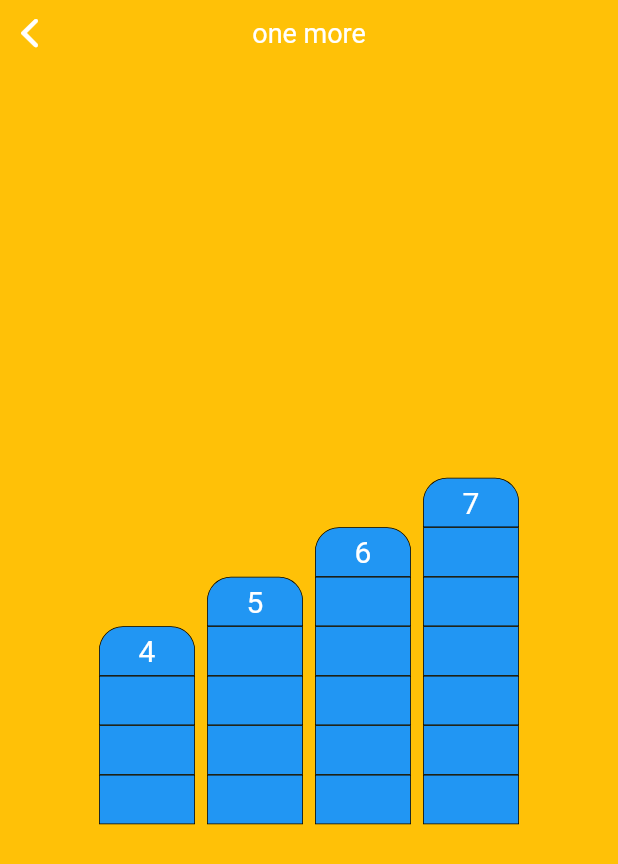
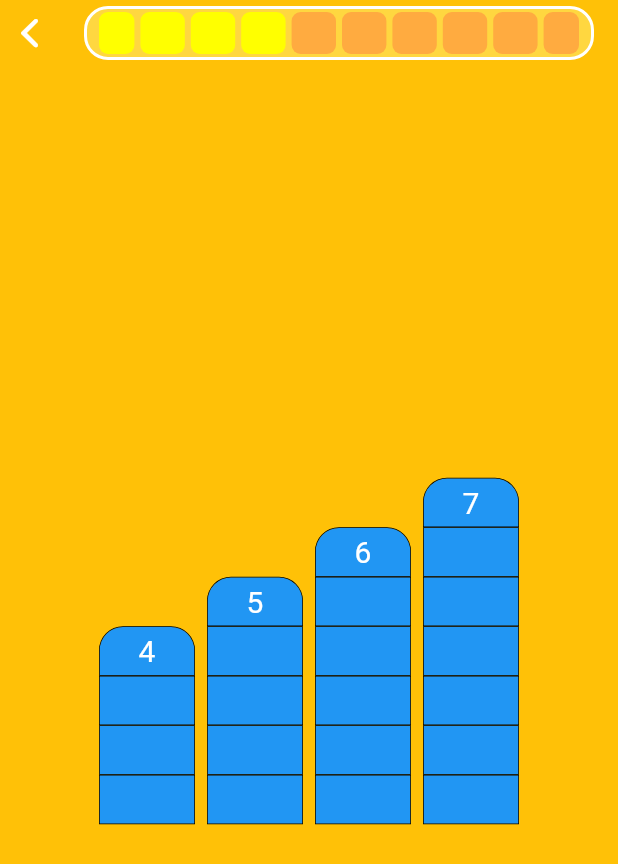
Before and after one commit to KingBo0259/hi_flutter_app, a Flutter app: the OneMorePage screen opened by its route, on a phone screen of 412 x 824 dp. Shown: the top 864 px of the screen. Run offline on Flutter 3.47's test engine with Material 2 defaults, Android fonts, the phone set to English and light mode, and no system bars.

Commit message:
[ADD] add navigtion process widget

```diff
--- a/lib/src/pages/Course/one_more_page.dart
+++ b/lib/src/pages/Course/one_more_page.dart
@@ -1,5 +1,6 @@
 import 'package:flutter/material.dart';
 import 'package:flutter/cupertino.dart';
+import '../../widget/navigator_process_widget.dart';
 
 class OneMorePage extends StatefulWidget {
   @override
@@ -12,7 +13,7 @@ class _OneMorePage extends State<OneMorePage> {
   @override
   Widget build(BuildContext context) {
     return CupertinoPageScaffold(
-      navigationBar: CupertinoNavigationBar(middle: Text("one more"),),
+      navigationBar: CupertinoNavigationBar(middle: NavigatorProcessWidget(),),
       child: createBody(),
     );
   }
@@ -68,7 +69,8 @@ class DemoCellWidget extends StatelessWidget {
   List<Widget> createView(int number) {
     var array = <Widget>[];
     for (int i = number; i > 0; i--) {
-      array.add(Container(
+      array.add(
+          Container(
           width: 64,
           height: 33,
           decoration: new BoxDecoration(
--- /dev/null
+++ b/lib/src/widget/navigator_process_widget.dart
@@ -0,0 +1,47 @@
+import 'package:flutter/material.dart';
+import 'package:flutter/cupertino.dart';
+
+class NavigatorProcessWidget extends StatefulWidget {
+  NavigatorProcessWidget({this.max = 10, this.current = 3});
+
+  final int max;
+  final int current;
+
+  @override
+  createState() => _NavigatorProcessWidget();
+}
+
+class _NavigatorProcessWidget extends State<NavigatorProcessWidget> {
+  @override
+  Widget build(BuildContext context) {
+
+    return Container(
+      height: 36,
+      width: 340,
+      decoration: BoxDecoration(
+          color:  Colors.amberAccent,
+          borderRadius: BorderRadius.all(Radius.circular(16)),
+          border: Border.all(color: Colors.white, width: 2)),
+      child: Row(
+        children: createItems(widget.max),
+      ),
+    );
+  }
+
+  List<Widget> createItems(int number) {
+    var items = <Widget>[];
+    for (int i = 0; i < number; i++) {
+      items.add(Expanded(
+        flex: 1,
+        child: Padding(
+            padding: i == 0 ? EdgeInsets.fromLTRB(8, 2, 2, 2) : (i == number - 1 ? EdgeInsets.fromLTRB(2, 2, 8, 2):EdgeInsets.all(2)),
+            child: Container(
+              decoration: BoxDecoration(
+                  color: i <= widget.current ? Colors.yellowAccent : Colors.orangeAccent,
+                  borderRadius: BorderRadius.all(Radius.circular(6))),
+            )),
+      ));
+    }
+    return items;
+  }
+}
```
